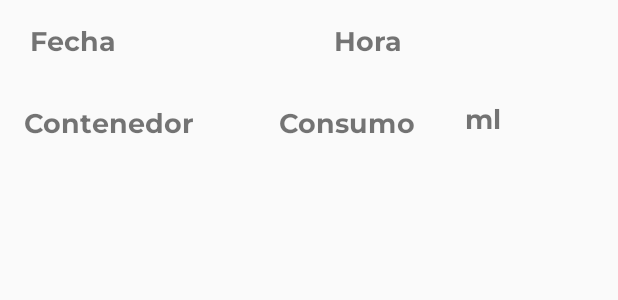
After one commit to sovilleda07/AlarmaHidratate, an Android app: the layout template_historial.xml on its own in the app's theme, with its tools: preview values and no code run, on a phone screen of 412 x 824 dp. The commit adds this screen. Shown: the top 300 px of the screen. Run offline under Robolectric (Android 15) with nearby library versions, the phone set to English and light mode, and no system bars; Roboto replaces fonts that are not available here.

Commit message:
Intento fallido de RecyclerView, carga en blanco Correción de fecha y hora en ingreso de consumo

```diff
--- a/app/src/main/java/com/example/alarmahidratate/Fragments/FragmentTabs.kt
+++ b/app/src/main/java/com/example/alarmahidratate/Fragments/FragmentTabs.kt
@@ -219,7 +219,7 @@ class FragmentTabs : Fragment() {
 
     // Función para tomar la hora actual del celular
     @SuppressLint("SimpleDateFormat")
-    private fun getDate(): String {
+    private fun getTime(): String {
         return if (Build.VERSION.SDK_INT >= Build.VERSION_CODES.O) {
             val current = LocalDateTime.now()
             val locale = Locale(getString(R.string.localeLanguage), getString(R.string.localeCountry))
@@ -235,7 +235,7 @@ class FragmentTabs : Fragment() {
 
     // Función para tomar la fecha actual del celular
     @SuppressLint("SimpleDateFormat")
-    private fun getTime(): String {
+    private fun getDate(): String {
         return if (Build.VERSION.SDK_INT >= Build.VERSION_CODES.O) {
             val current = LocalDateTime.now()
             val locale = Locale(getString(R.string.localeLanguage), getString(R.string.localeCountry))
--- /dev/null
+++ b/app/src/main/res/layout/template_historial.xml
@@ -0,0 +1,47 @@
+<?xml version="1.0" encoding="utf-8"?>
+<android.support.constraint.ConstraintLayout xmlns:android="http://schemas.android.com/apk/res/android"
+                                             xmlns:app="http://schemas.android.com/apk/res-auto" xmlns:tools="http://schemas.android.com/tools" android:layout_width="match_parent"
+                                             android:layout_height="match_parent">
+
+
+    <TextView
+            android:text="@string/ml"
+            android:layout_width="wrap_content"
+            android:layout_height="wrap_content" android:id="@+id/tvConsumoML"
+            app:fontFamily="@font/montserrat_bold" android:textSize="18sp" android:layout_marginEnd="8dp"
+            app:layout_constraintEnd_toEndOf="parent" android:layout_marginRight="8dp"
+            app:layout_constraintStart_toEndOf="@+id/tvConsumo" android:layout_marginStart="8dp"
+            android:layout_marginLeft="8dp" android:layout_marginTop="68dp" app:layout_constraintTop_toTopOf="parent"
+            app:layout_constraintHorizontal_bias="0.265"/>
+    <TextView
+            android:text="@string/laFecha"
+            android:layout_width="wrap_content"
+            android:layout_height="wrap_content" android:id="@+id/tvFecha"
+            app:fontFamily="@font/montserrat_bold" android:textSize="18sp" android:layout_marginStart="20dp"
+            app:layout_constraintStart_toStartOf="parent" android:layout_marginLeft="20dp"
+            android:layout_marginTop="16dp" app:layout_constraintTop_toTopOf="parent"/>
+    <TextView
+            android:text="@string/laHora"
+            android:layout_width="wrap_content"
+            android:layout_height="wrap_content" android:id="@+id/tvHora"
+            app:fontFamily="@font/montserrat_bold" android:textSize="18sp" android:layout_marginEnd="8dp"
+            app:layout_constraintEnd_toEndOf="parent" android:layout_marginRight="8dp"
+            app:layout_constraintStart_toEndOf="@+id/tvFecha" android:layout_marginStart="8dp"
+            android:layout_marginLeft="8dp" android:layout_marginTop="16dp" app:layout_constraintTop_toTopOf="parent"
+            app:layout_constraintHorizontal_bias="0.502"/>
+    <TextView
+            android:text="@string/nombreContenedor"
+            android:layout_width="wrap_content"
+            android:layout_height="wrap_content" android:id="@+id/tvNombreContenedor"
+            app:fontFamily="@font/montserrat_bold" android:textSize="18sp" android:layout_marginStart="16dp"
+            app:layout_constraintStart_toStartOf="parent" android:layout_marginLeft="16dp"
+            android:layout_marginTop="28dp" app:layout_constraintTop_toBottomOf="@+id/tvFecha"/>
+    <TextView
+            android:text="@string/consumo"
+            android:layout_width="wrap_content"
+            android:layout_height="wrap_content" android:id="@+id/tvConsumo"
+            app:fontFamily="@font/montserrat_bold" android:textSize="18sp"
+            app:layout_constraintStart_toEndOf="@+id/tvNombreContenedor" android:layout_marginStart="56dp"
+            android:layout_marginLeft="56dp" android:layout_marginTop="28dp"
+            app:layout_constraintTop_toBottomOf="@+id/tvHora"/>
+</android.support.constraint.ConstraintLayout>
--- a/app/src/main/res/values/strings.xml
+++ b/app/src/main/res/values/strings.xml
@@ -74,6 +74,10 @@
     <string name="cambiarTamaño">Cambiar tamaño</string>
 
     <!-- TEXTO FRAGMENT HISTORIAL-->
+    <string name="laFecha">Fecha</string>
+    <string name="laHora">Hora</string>
+    <string name="nombreContenedor">Contenedor</string>
+    <string name="consumo">Consumo</string>
 
     <!-- TEXTO FRAGMENT CONFIGURACIÓN-->
     <string name="general">General</string>
```
Also changed, not shown: app/src/main/java/com/example/alarmahidratate/Adapter/AdaptadorHistorial.kt (added, +37 -0 lines), app/src/main/java/com/example/alarmahidratate/Fragments/FragmentHistorial.kt (added, +163 -0 lines), app/src/main/java/com/example/alarmahidratate/MainActivity.kt (+6 -5 lines), app/src/main/java/com/example/alarmahidratate/interfaces/RecyclerHistorialListener.kt (added, +8 -0 lines), app/src/main/res/layout/fragment_fragment_historial.xml (added, +13 -0 lines).
